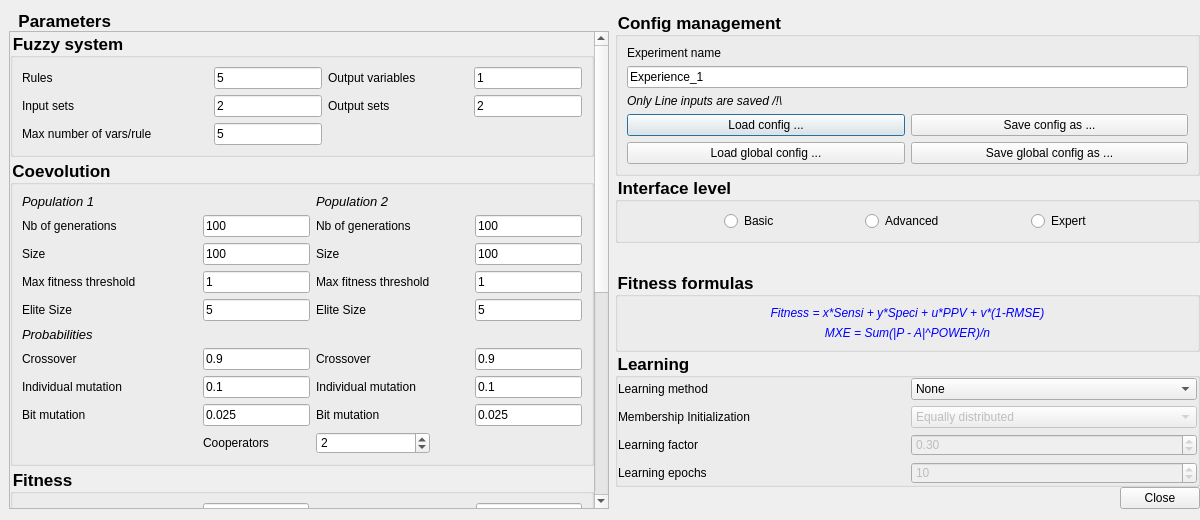
First picture: the form in fuge-lc/editparamsdialog.ui, repository ThibaultSchowing/FUGE-LC, before the edit.
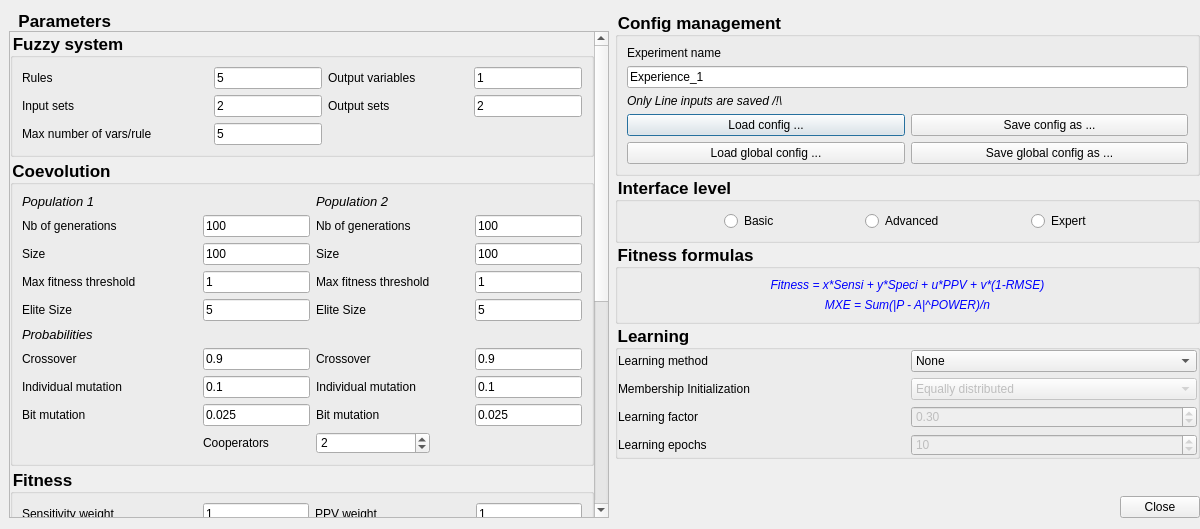
Second picture: the form after the edit. Icons and pictures are not drawn.

Commit message: learning is displayed in advanced/full only

The edit to the form file:
```diff
--- a/fuge-lc/editparamsdialog.ui
+++ b/fuge-lc/editparamsdialog.ui
@@ -10,7 +10,7 @@
     <x>0</x>
     <y>0</y>
     <width>1200</width>
-    <height>520</height>
+    <height>529</height>
    </rect>
   </property>
   <property name="sizePolicy">
@@ -2270,19 +2270,6 @@
        </layout>
       </widget>
      </item>
-     <item>
-      <spacer name="verticalSpacer_4">
-       <property name="orientation">
-        <enum>Qt::Vertical</enum>
-       </property>
-       <property name="sizeHint" stdset="0">
-        <size>
-         <width>20</width>
-         <height>40</height>
-        </size>
-       </property>
-      </spacer>
-     </item>
      <item>
       <widget class="QGroupBox" name="groupBox_formulas">
        <property name="sizePolicy">
@@ -2498,6 +2485,19 @@
        </layout>
       </widget>
      </item>
+     <item>
+      <spacer name="verticalSpacer_3">
+       <property name="orientation">
+        <enum>Qt::Vertical</enum>
+       </property>
+       <property name="sizeHint" stdset="0">
+        <size>
+         <width>20</width>
+         <height>40</height>
+        </size>
+       </property>
+      </spacer>
+     </item>
      <item>
       <widget class="QDialogButtonBox" name="buttonBoxClose">
        <property name="sizePolicy">
```
The commit also changes 1 other file.
